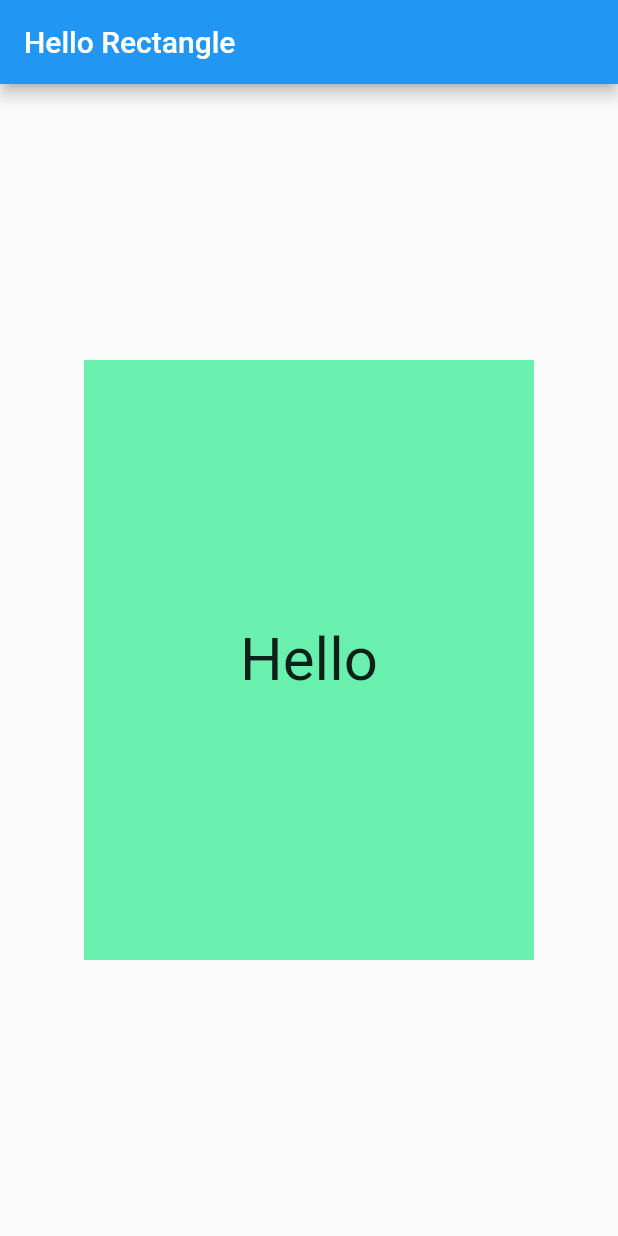
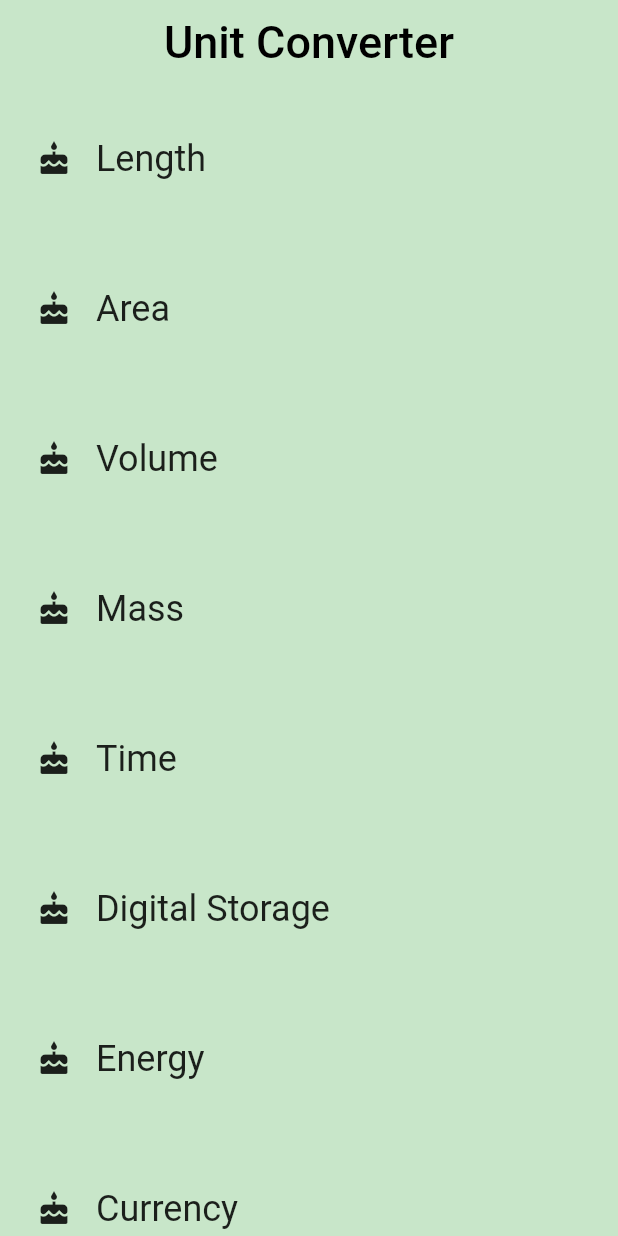
Before and after one commit to faraazahmad/unit_converter, a Flutter app: the screen it shows after launch, on a phone screen of 412 x 824 dp. Run offline on Flutter 3.47's test engine with Material 2 defaults, Android fonts, the phone set to English and light mode, and no system bars.

Commit message:
make menu

```diff
--- a/lib/category.dart
+++ b/lib/category.dart
@@ -1,15 +1,48 @@
 import 'package:flutter/material.dart';
 
+const _rowHeight = 100.0;
+const _borderRadius = Radius.circular(_rowHeight / 16);
+
 class Category extends StatelessWidget {
+  final IconData iconLocation;
+  final String name;
+  final Color color;
 
-  const Category();
+  const Category(categoryName, categoryIcon, categoryColor) :
+      iconLocation = categoryIcon,
+      name = categoryName,
+      color = categoryColor;
 
   @override
+  Widget build(BuildContext context) {
+    return Material(
+      color: Colors.transparent,
+      child: Container(
+        height: _rowHeight,
+        child: Padding(
+          padding: EdgeInsets.all(8.0),
+          child: InkWell(
+            borderRadius: BorderRadius.all(_borderRadius),
+            highlightColor: color.withAlpha(125),
+            splashColor: color,
+            child: Row(
+              children: <Widget>[
+                Padding(
+                  padding: EdgeInsets.all(16.0),
+                  child: iconLocation != null ? Icon(iconLocation) : Icon(Icons.warning),
+                ),
+                Center(
+                  child: Text(this.name, style: TextStyle(fontSize: 24.0)),
+                ),
+              ],
+            ),
 
-  Widget build(BuildContext context) {
-    return Container(
-      height: 100.0,
-
+            onTap: () {
+              print("I was tapped");
+            },
+          ),
+        ),
+      ),
     );
   }
 }
--- /dev/null
+++ b/lib/category_route.dart
@@ -0,0 +1,62 @@
+import 'package:flutter/material.dart';
+import 'category.dart';
+
+class CategoryRoute extends StatelessWidget {
+  static const _categoryNames = <String>[
+    'Length',
+    'Area',
+    'Volume',
+    'Mass',
+    'Time',
+    'Digital Storage',
+    'Energy',
+    'Currency',
+  ];
+
+  static const _baseColors = <Color>[
+    Colors.teal,
+    Colors.orange,
+    Colors.pinkAccent,
+    Colors.blueAccent,
+    Colors.yellow,
+    Colors.greenAccent,
+    Colors.purpleAccent,
+    Colors.red,
+  ];
+
+  const CategoryRoute();
+
+  @override
+  Widget build(BuildContext context) {
+
+      var categoryChildren = <Category>[];
+      for (var i = 0; i < 8; i++) {
+        categoryChildren.add(Category(_categoryNames[i], Icons.cake,_baseColors[i]));
+      }
+
+      final appBar = AppBar(
+        centerTitle: true,
+        elevation: 0.0,
+        title: Text(
+          "Unit Converter",
+          style: TextStyle(
+            color: Colors.black,
+            fontSize: 30.0,
+          ),
+        ),
+        backgroundColor: Colors.green[100],
+      );
+
+      final listView = Container(
+        child: ListView(
+          children: categoryChildren,
+        ),
+      );
+
+      return Scaffold(
+        backgroundColor: Colors.green[100],
+        appBar: appBar,
+        body: listView,
+      );
+    }
+}
--- a/lib/main.dart
+++ b/lib/main.dart
@@ -1,35 +1,29 @@
-import "package:flutter/material.dart";
+// Copyright 2018 The Chromium Authors. All rights reserved.
+// Use of this source code is governed by a BSD-style license that can be
+// found in the LICENSE file.
 
+// You can read about packages here: https://flutter.io/using-packages/
+import 'package:flutter/material.dart';
+
+// You can use a relative import, i.e. `import 'category.dart;'` or
+// a package import, as shown below.
+// More details at http://dart-lang.github.io/linter/lints/avoid_relative_lib_imports.html
+import 'category_route.dart';
+
+/// The function that is called when main.dart is run.
 void main() {
-  runApp(
-    MaterialApp(
-      debugShowCheckedModeBanner: false,
-      home: Scaffold(
-        appBar: AppBar(
-          title: Text('Hello Rectangle'),
-        ),
-        body: HelloRectangle(),
-      ),
-    ),
-  );
+  runApp(UnitConverterApp());
 }
 
-class HelloRectangle extends StatelessWidget {
+/// This widget is the root of our application.
+/// Currently, we just show one widget in our app.
+class UnitConverterApp extends StatelessWidget {
   @override
   Widget build(BuildContext context) {
-    return Center(
-      child: Container(
-        color: Colors.greenAccent,
-        height: 400.0,
-        width: 300.0,
-        child: Center(
-          child: Text(
-            "Hello",
-            style: TextStyle(fontSize: 40.0),
-            textAlign: TextAlign.center,
-          ),
-        ),
-      ),
+    return MaterialApp(
+      debugShowCheckedModeBanner: false,
+      title: 'Unit Converter',
+      home: CategoryRoute(),
     );
   }
 }
```
